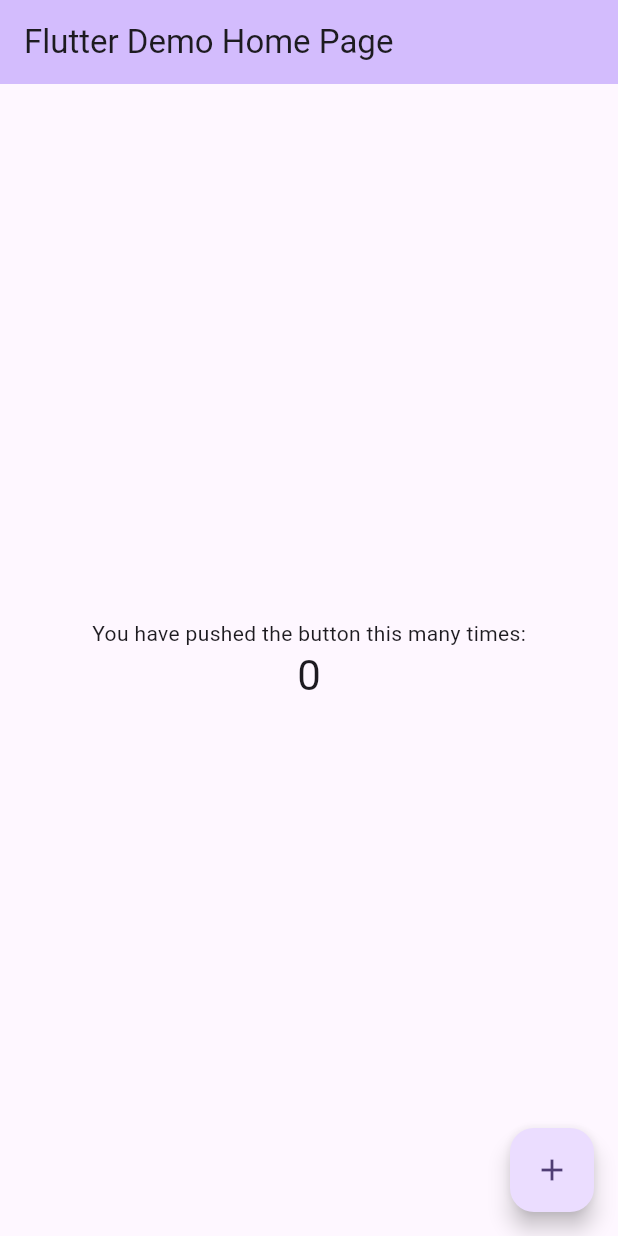
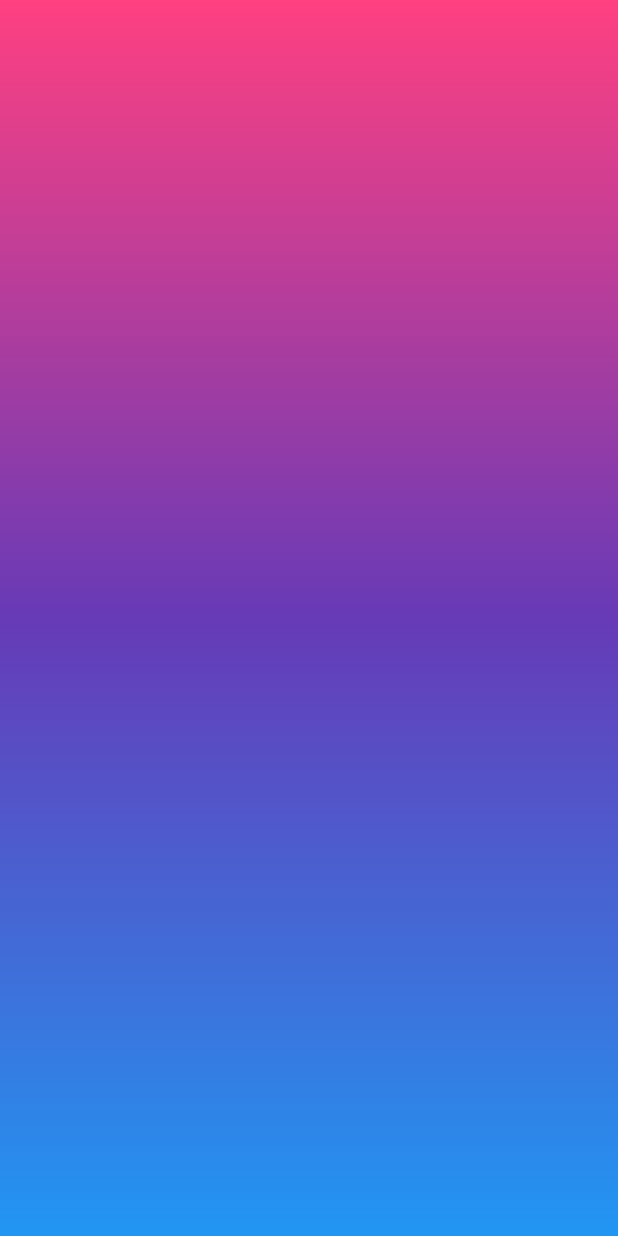
Before and after one commit to nishadadilshan/MobileLoginApplication, a Flutter app: the screen it shows after launch, on a phone screen of 412 x 824 dp. Run offline on Flutter 3.47's test engine with Material 2 defaults, Android fonts, the phone set to English and light mode, and no system bars.

Commit message:
added linear gradient to the sign in page

```diff
--- /dev/null
+++ b/lib/Screens/signin_screen.dart
@@ -0,0 +1,26 @@
+import 'package:flutter/material.dart';
+import 'package:logginapplication/utils/color_utils.dart';
+
+class SignInScreen extends StatefulWidget {
+  const SignInScreen({super.key});
+
+  @override
+  State<SignInScreen> createState() => _SignInScreenState();
+}
+
+class _SignInScreenState extends State<SignInScreen> {
+  @override
+  Widget build(BuildContext context) {
+    return Scaffold(
+      body: Container(
+        decoration: const BoxDecoration(
+          gradient: LinearGradient(colors: [
+            Colors.pinkAccent,
+            Colors.deepPurple,
+            Colors.blue,
+          ], begin: Alignment.topCenter, end: Alignment.bottomCenter ),
+        ),
+      ),
+    );
+  }
+}
--- a/lib/main.dart
+++ b/lib/main.dart
@@ -1,4 +1,5 @@
 import 'package:flutter/material.dart';
+import 'package:logginapplication/Screens/signin_screen.dart';
 
 void main() {
   runApp(const MyApp());
@@ -31,95 +32,7 @@ class MyApp extends StatelessWidget {
         colorScheme: ColorScheme.fromSeed(seedColor: Colors.deepPurple),
         useMaterial3: true,
       ),
-      home: const MyHomePage(title: 'Flutter Demo Home Page'),
+      home: const SignInScreen(),
     );
   }
 }
-
-class MyHomePage extends StatefulWidget {
-  const MyHomePage({super.key, required this.title});
-
-  // This widget is the home page of your application. It is stateful, meaning
-  // that it has a State object (defined below) that contains fields that affect
-  // how it looks.
-
-  // This class is the configuration for the state. It holds the values (in this
-  // case the title) provided by the parent (in this case the App widget) and
-  // used by the build method of the State. Fields in a Widget subclass are
-  // always marked "final".
-
-  final String title;
-
-  @override
-  State<MyHomePage> createState() => _MyHomePageState();
-}
-
-class _MyHomePageState extends State<MyHomePage> {
-  int _counter = 0;
-
-  void _incrementCounter() {
-    setState(() {
-      // This call to setState tells the Flutter framework that something has
-      // changed in this State, which causes it to rerun the build method below
-      // so that the display can reflect the updated values. If we changed
-      // _counter without calling setState(), then the build method would not be
-      // called again, and so nothing would appear to happen.
-      _counter++;
-    });
-  }
-
-  @override
-  Widget build(BuildContext context) {
-    // This method is rerun every time setState is called, for instance as done
-    // by the _incrementCounter method above.
-    //
-    // The Flutter framework has been optimized to make rerunning build methods
-    // fast, so that you can just rebuild anything that needs updating rather
-    // than having to individually change instances of widgets.
-    return Scaffold(
-      appBar: AppBar(
-        // TRY THIS: Try changing the color here to a specific color (to
-        // Colors.amber, perhaps?) and trigger a hot reload to see the AppBar
-        // change color while the other colors stay the same.
-        backgroundColor: Theme.of(context).colorScheme.inversePrimary,
-        // Here we take the value from the MyHomePage object that was created by
-        // the App.build method, and use it to set our appbar title.
-        title: Text(widget.title),
-      ),
-      body: Center(
-        // Center is a layout widget. It takes a single child and positions it
-        // in the middle of the parent.
-        child: Column(
-          // Column is also a layout widget. It takes a list of children and
-          // arranges them vertically. By default, it sizes itself to fit its
-          // children horizontally, and tries to be as tall as its parent.
-          //
-          // Column has various properties to control how it sizes itself and
-          // how it positions its children. Here we use mainAxisAlignment to
-          // center the children vertically; the main axis here is the vertical
-          // axis because Columns are vertical (the cross axis would be
-          // horizontal).
-          //
-          // TRY THIS: Invoke "debug painting" (choose the "Toggle Debug Paint"
-          // action in the IDE, or press "p" in the console), to see the
-          // wireframe for each widget.
-          mainAxisAlignment: MainAxisAlignment.center,
-          children: <Widget>[
-            const Text(
-              'You have pushed the button this many times:',
-            ),
-            Text(
-              '$_counter',
-              style: Theme.of(context).textTheme.headlineMedium,
-            ),
-          ],
-        ),
-      ),
-      floatingActionButton: FloatingActionButton(
-        onPressed: _incrementCounter,
-        tooltip: 'Increment',
-        child: const Icon(Icons.add),
-      ), // This trailing comma makes auto-formatting nicer for build methods.
-    );
-  }
-}
--- /dev/null
+++ b/lib/utils/color_utils.dart
@@ -0,0 +1,9 @@
+import 'package:flutter/material.dart';
+
+hexStringToColor(String hexColor){
+  hexColor = hexColor.toUpperCase().replaceAll("#", "");
+  if(hexColor.length == 6){
+    hexColor == "FF$hexColor";
+  }
+  return Color(int.parse(hexColor, radix: 16));
+}
```
Also changed, not shown: lib/Screens/home_screen.dart (added), lib/Screens/signup_screen.dart (added).
